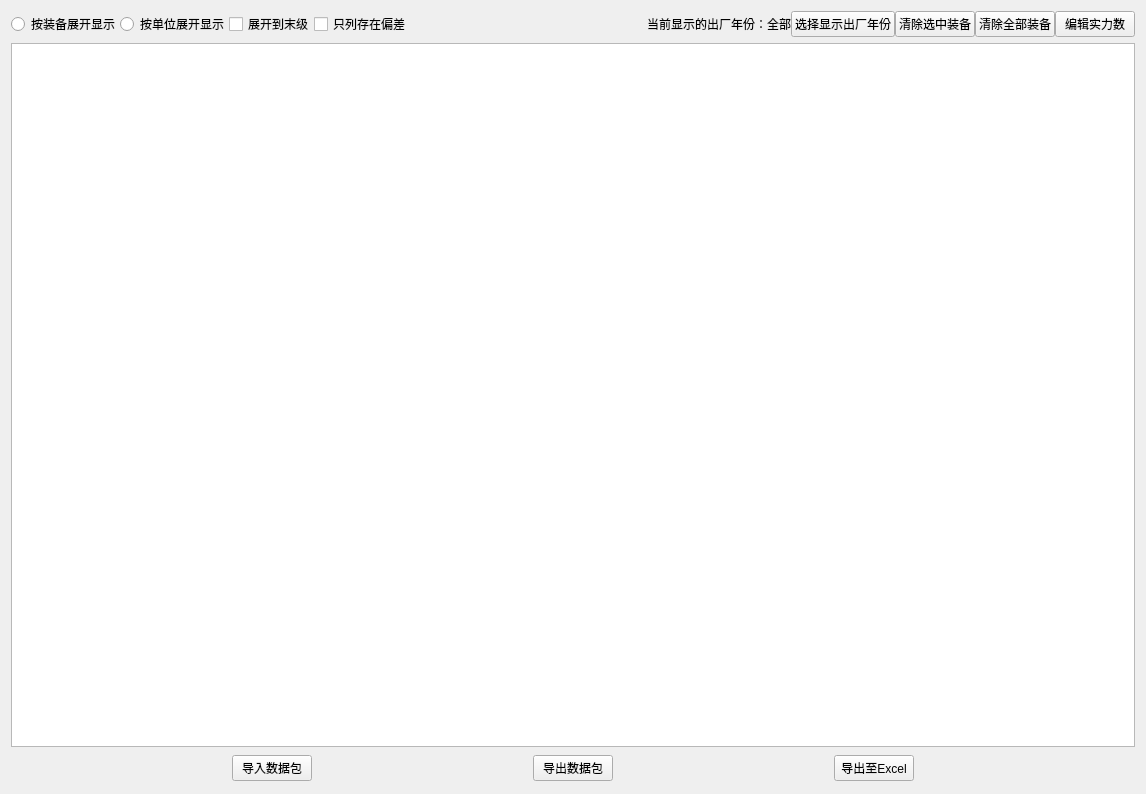
Above: widgets/strengthDisturb/inquiry_result.ui from Belos10/Equip before the change. Below: the same form after it.
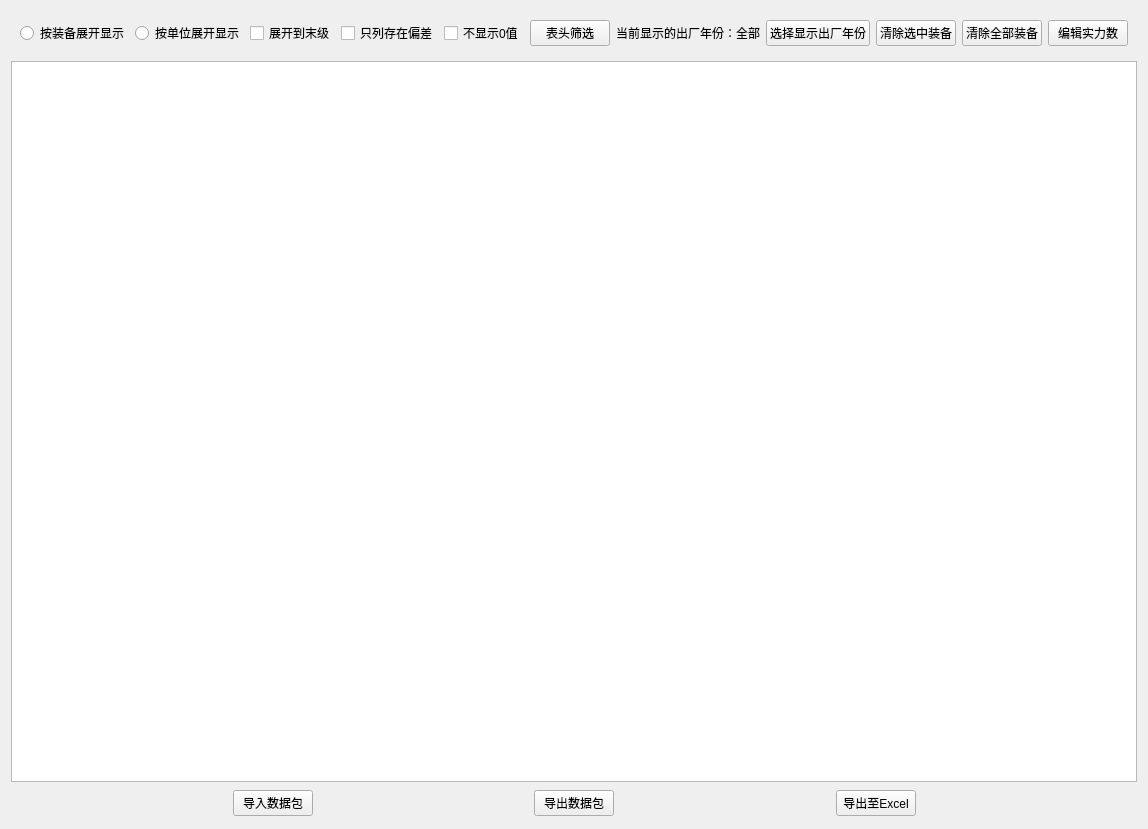
That is the form after the change.

Diff of the .ui file:
```diff
--- a/widgets/strengthDisturb/inquiry_result.ui
+++ b/widgets/strengthDisturb/inquiry_result.ui
@@ -7,7 +7,7 @@
     <x>0</x>
     <y>0</y>
     <width>1146</width>
-    <height>794</height>
+    <height>829</height>
    </rect>
   </property>
   <property name="windowTitle">
@@ -16,27 +16,7 @@
   <layout class="QVBoxLayout" name="verticalLayout">
    <item>
     <widget class="QWidget" name="widget" native="true">
-     <layout class="QGridLayout" name="gridLayout">
-      <property name="leftMargin">
-       <number>0</number>
-      </property>
-      <property name="topMargin">
-       <number>0</number>
-      </property>
-      <property name="rightMargin">
-       <number>0</number>
-      </property>
-      <property name="bottomMargin">
-       <number>0</number>
-      </property>
-      <property name="spacing">
-       <number>0</number>
-      </property>
-      <item row="0" column="0">
-       <layout class="QHBoxLayout" name="horizontalLayout_2">
-        <property name="spacing">
-         <number>0</number>
-        </property>
+     <layout class="QHBoxLayout" name="horizontalLayout_3">
         <item>
          <widget class="QRadioButton" name="rb_equipShow">
           <property name="text">
@@ -65,6 +45,20 @@
           </property>
          </widget>
         </item>
+      <item>
+       <widget class="QCheckBox" name="cb_showValue0">
+        <property name="text">
+         <string>不显示0值</string>
+        </property>
+       </widget>
+      </item>
+      <item>
+       <widget class="QPushButton" name="pushButton">
+        <property name="text">
+         <string>表头筛选</string>
+        </property>
+       </widget>
+      </item>
         <item>
          <spacer name="horizontalSpacer">
           <property name="orientation">
@@ -72,13 +66,15 @@
           </property>
           <property name="sizeHint" stdset="0">
            <size>
-            <width>40</width>
+          <width>12</width>
             <height>20</height>
            </size>
           </property>
          </spacer>
         </item>
         <item>
+       <layout class="QHBoxLayout" name="horizontalLayout_2">
+        <item>
          <widget class="QLabel" name="lb_factoryYear">
           <property name="text">
            <string>当前显示的出厂年份：全部</string>
@@ -92,6 +88,8 @@
           </property>
          </widget>
         </item>
+       </layout>
+      </item>
         <item>
          <widget class="QPushButton" name="pb_clearCheck">
           <property name="text">
@@ -112,8 +110,6 @@
            <string>编辑实力数</string>
           </property>
          </widget>
-        </item>
-       </layout>
       </item>
      </layout>
     </widget>
```
Lines whose indentation alone changed are shown as unchanged.
